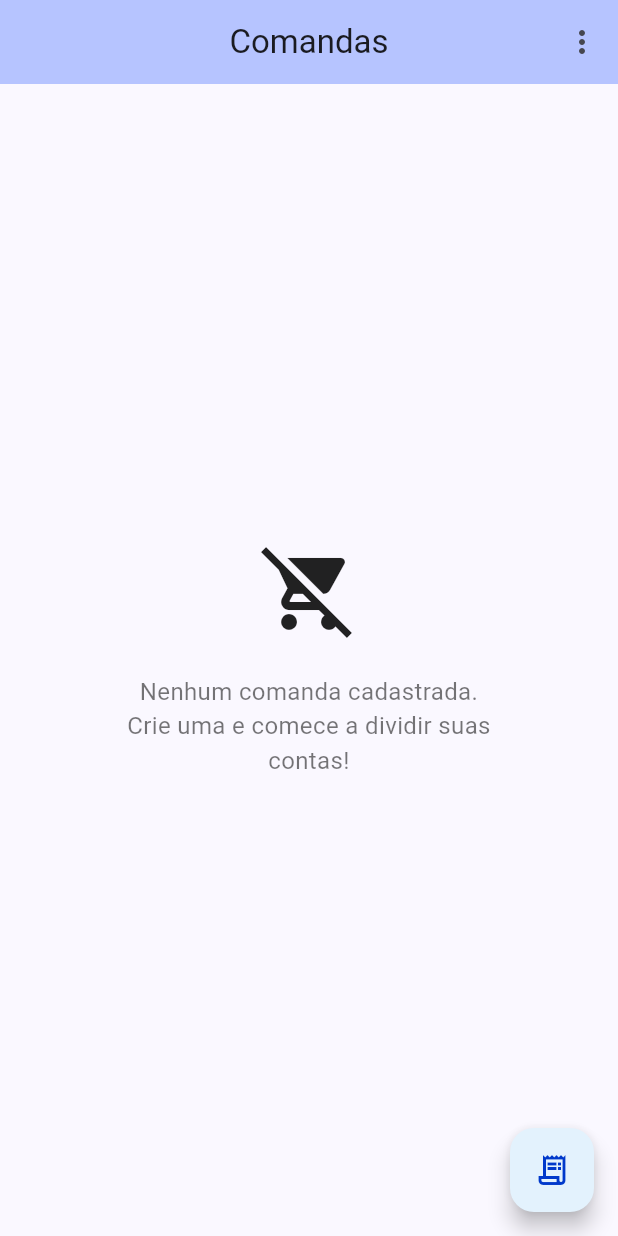
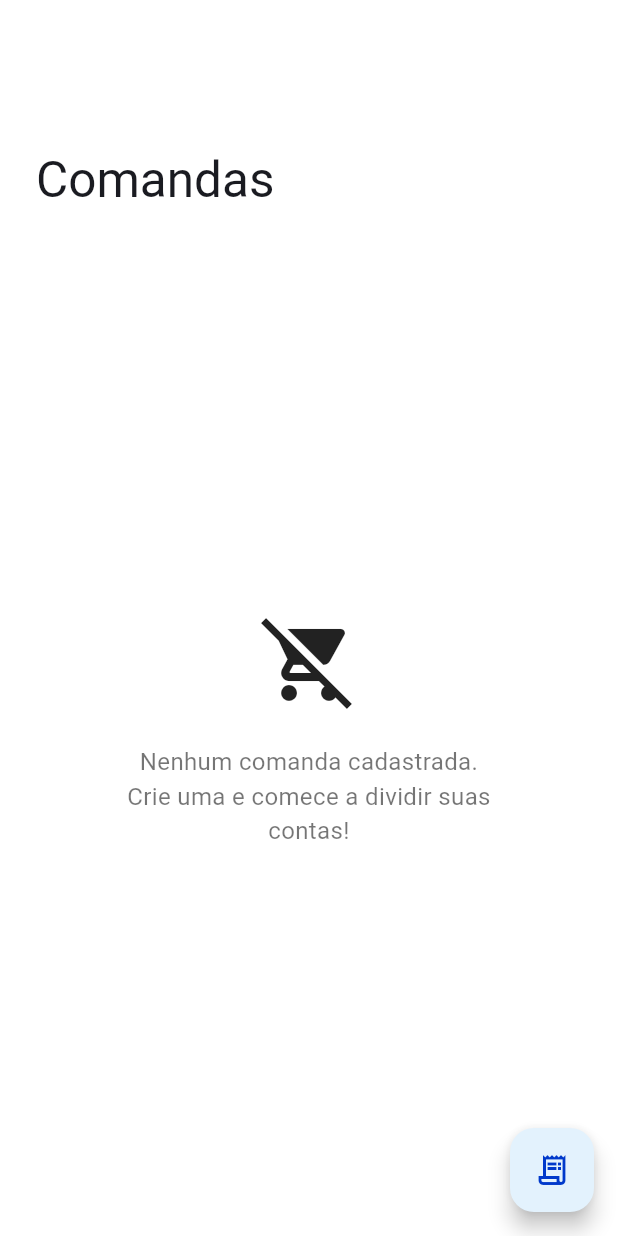
Before and after one commit to felipeemidio/split_us, a Flutter app: the screen it shows after launch, on a phone screen of 412 x 824 dp. Run offline on Flutter 3.47's test engine with Material 3 defaults, Android fonts, the light colour scheme and no system bars; our stand-ins replace flutter_secure_storage.

Commit message:
feat: new template and theme

```diff
--- a/lib/core/theme.dart
+++ /dev/null
@@ -1,37 +0,0 @@
-import 'package:flutter/material.dart';
-
-final ThemeData blueLightTheme = ThemeData(
-  useMaterial3: true,
-  brightness: Brightness.light,
-  colorScheme: const ColorScheme.light(
-    primary: Color(0xFF2962FF), // Blue 700
-    onPrimary: Colors.white,
-    primaryContainer: Color(0xFFE3F2FD), // Blue 50
-    onPrimaryContainer: Color(0xFF0039CB), // Blue 900
-    background: Colors.white,
-    onBackground: Color(0xFF212121),
-    surface: Colors.white,
-    onSurface: Color(0xFF212121),
-    secondary: Color(0xFF90CAF9), // Blue 200
-    onSecondary: Colors.black,
-    outline: Color(0xFFB0BEC5), // Gray 300
-  ),
-);
-
-final ThemeData blueDarkTheme = ThemeData(
-  useMaterial3: true,
-  brightness: Brightness.dark,
-  colorScheme: const ColorScheme.dark(
-    primary: Color(0xFF82B1FF), // Blue A100
-    onPrimary: Color(0xFF0039CB),
-    primaryContainer: Color(0xFF0039CB),
-    onPrimaryContainer: Color(0xFFE3F2FD),
-    background: Color(0xFF121212),
-    onBackground: Color(0xFFE3F2FD),
-    surface: Color(0xFF1E1E1E),
-    onSurface: Color(0xFFE0E0E0),
-    secondary: Color(0xFF448AFF), // Blue A200
-    onSecondary: Colors.white,
-    outline: Color(0xFF90A4AE), // Gray 500
-  ),
-);
--- a/lib/core/theme/colors.dart
+++ b/lib/core/theme/colors.dart
@@ -6,22 +6,23 @@ class AppColors {
     onPrimary: Colors.white,
     primaryContainer: const Color(0xFFE3F2FD),
     onPrimaryContainer: const Color(0xFF0039CB),
+    surface: Colors.white,
     secondary: const Color(0xFF90CAF9),
     onSecondary: Colors.black,
     outline: const Color(0xFFB0BEC5),
+    shadow: Colors.black26,
   );
 
-//    ColorScheme.light(
-//     primary: Color(0xFF2962FF), // Blue 700
-//     onPrimary: Colors.white,
-//     primaryContainer: Color(0xFFE3F2FD), // Blue 50
-//     onPrimaryContainer: Color(0xFF0039CB), // Blue 900
-//     surfaceContainerHighest: Colors.white,
-//     onSurfaceVariant: Color(0xFF212121),
-//     surface: Colors.white,
-//     onSurface: Color(0xFF212121),
-//     secondary: Color(0xFF90CAF9), // Blue 200
-//     onSecondary: Colors.black,
-//     outline: Color(0xFFB0BEC5), // Gray 300
-//   );
+  static final ColorScheme blueDarkTheme = ColorScheme.fromSeed(
+    brightness: Brightness.dark,
+    seedColor: const Color(0xFF82B1FF),
+    onPrimary: const Color(0xFF0039CB),
+    primaryContainer: const Color(0xFF0039CB),
+    onPrimaryContainer: const Color(0xFFE3F2FD),
+    surface: const Color(0xFF121212),
+    secondary: const Color(0xFFE0E0E0),
+    onSecondary: Colors.white,
+    outline: const Color(0xFF90A4AE),
+    shadow: Colors.black26,
+  );
 }
--- a/lib/main.dart
+++ b/lib/main.dart
@@ -26,11 +26,14 @@ class MyApp extends StatelessWidget {
       DeviceOrientation.portraitUp,
       DeviceOrientation.portraitDown,
     ]);
+
+    final themeColors = AppColors.blueLightTheme;
     return MaterialApp(
       title: 'SplitUs',
       debugShowCheckedModeBanner: false,
       theme: ThemeData(
-        colorScheme: AppColors.blueLightTheme,
+        colorScheme: themeColors,
+        scaffoldBackgroundColor: themeColors.surface,
         useMaterial3: true,
       ),
       initialRoute: AppRoutes.bills,
--- a/lib/views/bills/bills_page.dart
+++ b/lib/views/bills/bills_page.dart
@@ -1,12 +1,13 @@
 import 'dart:convert';
+import 'dart:math';
 
 import 'package:flutter/material.dart';
 import 'package:splitus/core/consts/app_local_storage_keys.dart';
-import 'package:splitus/core/consts/app_routes.dart';
 import 'package:splitus/services/local_storage_service.dart';
 import 'package:splitus/views/bills/bills_page_controller.dart';
 import 'package:splitus/views/bills/widgets/bill_card.dart';
 import 'package:splitus/views/bills/widgets/create_bill_bottom_sheet.dart';
+import 'package:splitus/widgets/page_template.dart';
 
 class BillsPage extends StatefulWidget {
   const BillsPage({super.key});
@@ -16,6 +17,22 @@ class BillsPage extends StatefulWidget {
 }
 
 class _BillsPageState extends State<BillsPage> {
+  static const _kBasePadding = 16.0;
+  static const kExpandedHeight = 250.0;
+  final ValueNotifier<double> _titlePaddingNotifier = ValueNotifier(_kBasePadding);
+  final _scrollController = ScrollController();
+
+  double get _horizontalTitlePadding {
+    const kCollapsedPadding = 60.0;
+
+    if (_scrollController.hasClients) {
+      return min(_kBasePadding + kCollapsedPadding,
+          _kBasePadding + (kCollapsedPadding * _scrollController.offset) / (kExpandedHeight - kToolbarHeight));
+    }
+
+    return _kBasePadding;
+  }
+
   final controller = BillsPageController();
 
   _createNewBill() async {
@@ -32,42 +49,30 @@ class _BillsPageState extends State<BillsPage> {
   void initState() {
     super.initState();
     controller.initialize();
+
+    _scrollController.addListener(() {
+      _titlePaddingNotifier.value = _horizontalTitlePadding;
+    });
+  }
+
+  @override
+  void dispose() {
+    _titlePaddingNotifier.dispose();
+    _scrollController.dispose();
+    super.dispose();
   }
 
   @override
   Widget build(BuildContext context) {
-    return Scaffold(
-      appBar: AppBar(
-        title: const Text('Comandas'),
-        centerTitle: true,
-        backgroundColor: Theme.of(context).colorScheme.inversePrimary,
-        actions: [
-          PopupMenuButton<String>(
-            onSelected: (option) {
-              if (option == 'Gerenciar membros') {
-                Navigator.of(context).pushNamed(AppRoutes.createMember);
-              }
-            },
-            // surfaceTintColor: Colors.red,
-            color: Theme.of(context).colorScheme.primaryContainer,
-            itemBuilder: (BuildContext context) {
-              return {'Gerenciar membros', 'Settings'}.map((String choice) {
-                return PopupMenuItem<String>(
-                  value: choice,
-                  child: Text(choice),
-                );
-              }).toList();
-            },
-          ),
-        ],
-      ),
+    return PageTemplate(
       floatingActionButton: FloatingActionButton(
         onPressed: _createNewBill,
         tooltip: 'Criar uma nova comanda',
         child: const Icon(Icons.receipt_long_outlined),
       ),
+      title: 'Comandas',
       body: Padding(
-        padding: const EdgeInsets.symmetric(vertical: 16, horizontal: 24),
+        padding: const EdgeInsets.symmetric(vertical: 0, horizontal: 24),
         child: ValueListenableBuilder(
           valueListenable: controller.bills,
           builder: (context, bills, child) {
@@ -93,11 +98,17 @@ class _BillsPageState extends State<BillsPage> {
 
             return ListView.builder(
               itemCount: bills.length,
+              shrinkWrap: true,
+              padding: const EdgeInsets.symmetric(vertical: 16),
+              physics: const NeverScrollableScrollPhysics(),
               itemBuilder: (context, index) {
                 final bill = bills[index];
-                return BillCard(
-                  bill: bill,
-                  onDelete: () => controller.deleteBill(bill),
+                return Padding(
+                  padding: const EdgeInsets.only(bottom: 16),
+                  child: BillCard(
+                    bill: bill,
+                    onDelete: () => controller.deleteBill(bill),
+                  ),
                 );
               },
             );
--- a/lib/views/bills/widgets/bill_card.dart
+++ b/lib/views/bills/widgets/bill_card.dart
@@ -14,9 +14,7 @@ class BillCard extends StatelessWidget {
 
   @override
   Widget build(BuildContext context) {
-    return Padding(
-      padding: const EdgeInsets.only(bottom: 8),
-      child: Dismissible(
+    return Dismissible(
       key: UniqueKey(),
       background: Container(
         decoration: BoxDecoration(
@@ -46,7 +44,6 @@ class BillCard extends StatelessWidget {
           ),
         ),
       ),
-      ),
     );
   }
 }
--- a/lib/widgets/app_card.dart
+++ b/lib/widgets/app_card.dart
@@ -14,12 +14,12 @@ class AppCard extends StatelessWidget {
       decoration: BoxDecoration(
         color: Theme.of(context).cardColor,
         borderRadius: BorderRadius.circular(8),
-        boxShadow: const [
+        boxShadow: [
           BoxShadow(
-            offset: Offset(0, 2),
+            offset: const Offset(0, 2),
             blurRadius: 2,
             spreadRadius: 1,
-            color: Colors.black26,
+            color: Theme.of(context).colorScheme.shadow,
           ),
         ],
       ),
--- /dev/null
+++ b/lib/widgets/page_template.dart
@@ -0,0 +1,90 @@
+import 'dart:math' as math;
+
+import 'package:flutter/material.dart';
+
+class PageTemplate extends StatefulWidget {
+  final String title;
+  final Widget body;
+  final Widget? floatingActionButton;
+  const PageTemplate({
+    super.key,
+    required this.title,
+    required this.body,
+    this.floatingActionButton,
+  });
+
+  @override
+  State<PageTemplate> createState() => _PageTemplateState();
+}
+
+class _PageTemplateState extends State<PageTemplate> {
+  static const _kBasePadding = 16.0;
+  static const kExpandedHeight = 150.0;
+  final ValueNotifier<double> _titlePaddingNotifier = ValueNotifier(_kBasePadding);
+  final _scrollController = ScrollController();
+
+  double get _horizontalTitlePadding {
+    const kCollapsedPadding = 60.0;
+
+    if (_scrollController.hasClients) {
+      return math.min(_kBasePadding + kCollapsedPadding,
+          _kBasePadding + (kCollapsedPadding * _scrollController.offset) / (kExpandedHeight - kToolbarHeight));
+    }
+
+    return _kBasePadding;
+  }
+
+  @override
+  void initState() {
+    super.initState();
+    if (Navigator.of(context).canPop()) {
+      _scrollController.addListener(() {
+        _titlePaddingNotifier.value = _horizontalTitlePadding;
+      });
+    }
+  }
+
+  @override
+  void dispose() {
+    _titlePaddingNotifier.dispose();
+    _scrollController.dispose();
+    super.dispose();
+  }
+
+  @override
+  Widget build(BuildContext context) {
+    return Scaffold(
+      floatingActionButton: widget.floatingActionButton,
+      body: NestedScrollView(
+        controller: _scrollController,
+        headerSliverBuilder: (context, innerBoxIsScrolled) {
+          return [
+            SliverAppBar(
+              pinned: true,
+              expandedHeight: kExpandedHeight,
+              elevation: 0,
+              backgroundColor: Theme.of(context).colorScheme.surface,
+              surfaceTintColor: Theme.of(context).colorScheme.surface,
+              flexibleSpace: FlexibleSpaceBar(
+                collapseMode: CollapseMode.pin,
+                centerTitle: false,
+                expandedTitleScale: 1.5,
+                titlePadding: const EdgeInsets.symmetric(vertical: 8, horizontal: 0),
+                title: ValueListenableBuilder(
+                  valueListenable: _titlePaddingNotifier,
+                  builder: (context, value, child) {
+                    return Padding(
+                      padding: EdgeInsets.symmetric(horizontal: value),
+                      child: Text(widget.title),
+                    );
+                  },
+                ),
+              ),
+            ),
+          ];
+        },
+        body: widget.body,
+      ),
+    );
+  }
+}
```
Lines whose indentation alone changed are shown as unchanged.
